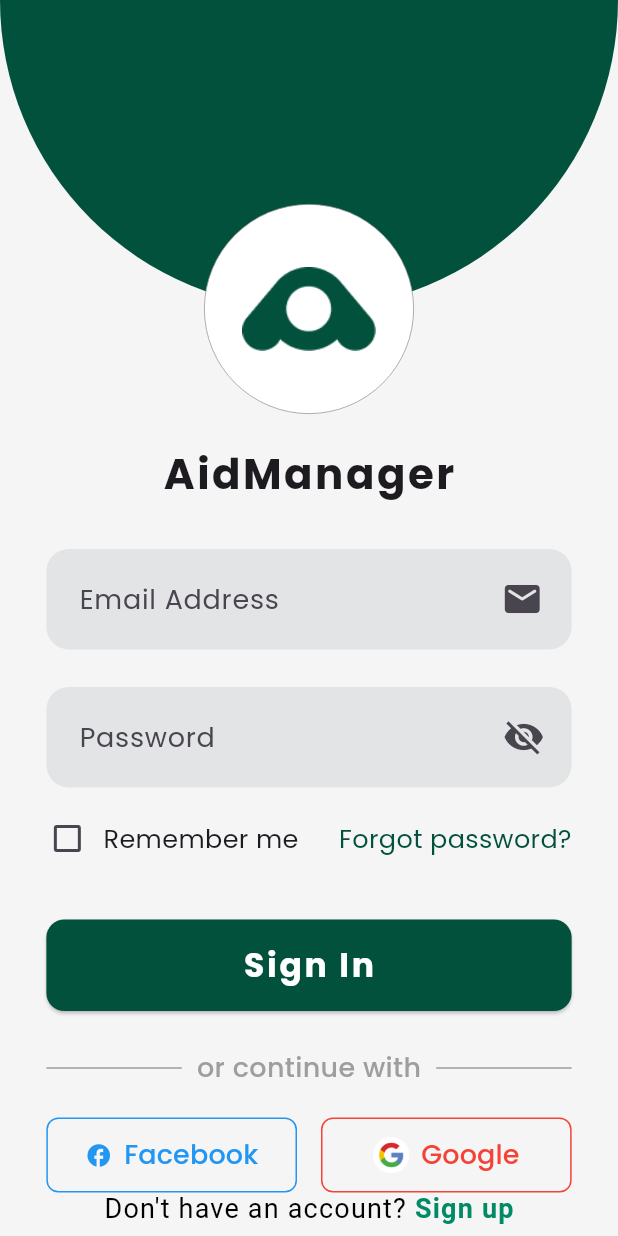
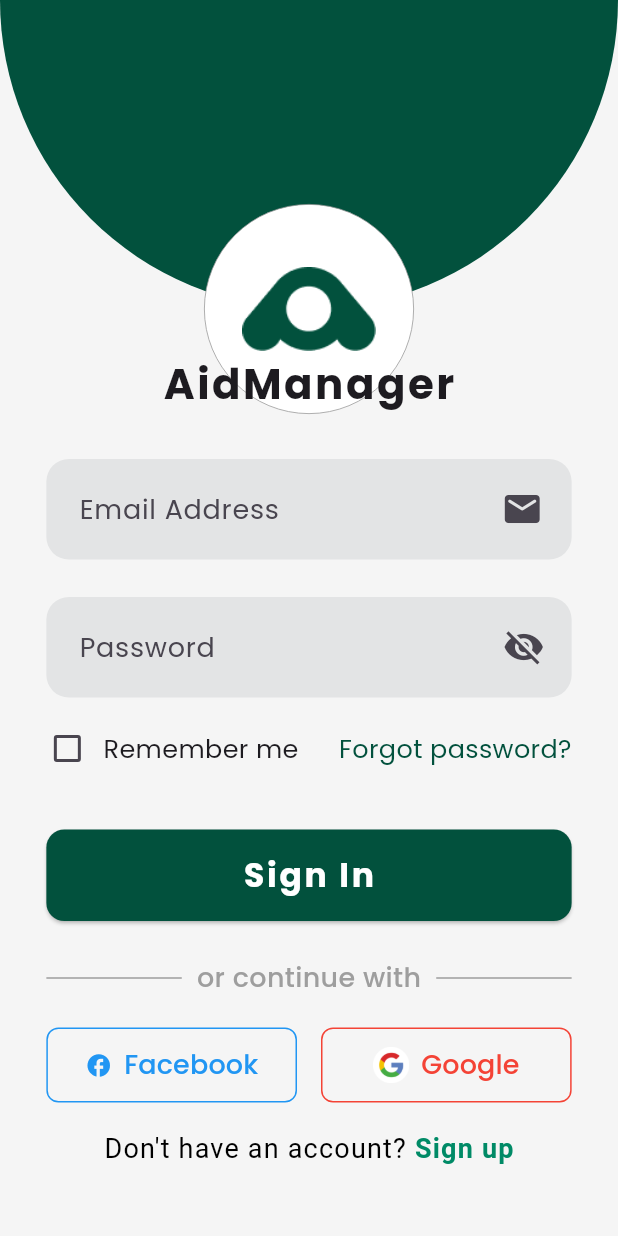
Before and after one commit to disenio-de-experimentos-4446/Aid-Manager-Mobile-App, a Flutter app: the screen it shows after launch, on a phone screen of 412 x 824 dp. Run offline on Flutter 3.47's test engine with Material 3 defaults, Android fonts, the light colour scheme and no system bars; our stand-ins replace go_router, google_fonts.

Commit message:
fix: Update login screen design and functionality

```diff
--- a/lib/features/auth/presentation/screens/login_screen.dart
+++ b/lib/features/auth/presentation/screens/login_screen.dart
@@ -1,12 +1,12 @@
+import 'package:flutter/gestures.dart';
+import 'package:flutter/material.dart';
+import 'package:go_router/go_router.dart';
 import 'package:aidmanager_mobile/config/theme/app_theme.dart';
 import 'package:aidmanager_mobile/features/auth/presentation/widgets/login/checkbox_remember.dart';
 import 'package:aidmanager_mobile/features/auth/presentation/widgets/login/email_field.dart';
 import 'package:aidmanager_mobile/features/auth/presentation/widgets/login/login_banner.dart';
 import 'package:aidmanager_mobile/features/auth/presentation/widgets/login/password_field.dart';
 import 'package:aidmanager_mobile/features/auth/presentation/widgets/text_divider.dart';
-import 'package:flutter/gestures.dart';
-import 'package:flutter/material.dart';
-import 'package:go_router/go_router.dart';
 
 class LoginScreen extends StatelessWidget {
   static const String name = "login_screen";
@@ -25,17 +25,17 @@
     return GestureDetector(
       onTap: () => FocusManager.instance.primaryFocus?.unfocus(),
       child: Scaffold(
-        resizeToAvoidBottomInset: false,
-        backgroundColor: CustomColors.lightGrey, // Usando el color lightGreen
-        body: Column(
+        backgroundColor: CustomColors.lightGrey,
+        body: SingleChildScrollView(
+          child: Column(
             children: [
               LoginBanner(
                 containerHeight: containerHeight,
                 deviceWidth: deviceWidth,
-                logoImage: logo),
-            const SizedBox(height: 90),
-            Expanded(
-              child: SizedBox(
+                logoImage: logo,
+              ),
+              const SizedBox(height: 30),
+              SizedBox(
                 width: deviceWidth * 0.85,
                 child: Column(
                   mainAxisAlignment: MainAxisAlignment.center,
@@ -70,8 +70,7 @@
                         context.push('/home');
                       },
                       style: ElevatedButton.styleFrom(
-                        backgroundColor:
-                            CustomColors.darkGreen, // Color de fondo
+                        backgroundColor: CustomColors.darkGreen,
                         padding: const EdgeInsets.symmetric(vertical: 15),
                         minimumSize: const Size(double.infinity, 0),
                         shape: RoundedRectangleBorder(
@@ -84,7 +83,8 @@
                           fontSize: 22.0,
                           color: Colors.white,
                           fontWeight: FontWeight.bold,
-                            letterSpacing: 1.8),
+                          letterSpacing: 1.8,
+                        ),
                       ),
                     ),
                     const SizedBox(height: 25),
@@ -94,15 +94,11 @@
                       children: [
                         Expanded(
                           child: OutlinedButton.icon(
-                            onPressed: () {
-                              // Acción a realizar cuando se presiona el botón de Facebook
-                            },
-                            icon:
-                                const Icon(Icons.facebook, color: Colors.blue),
+                            onPressed: () {},
+                            icon: const Icon(Icons.facebook, color: Colors.blue),
                             label: const Text(
                               'Facebook',
-                              style:
-                                  TextStyle(color: Colors.blue, fontSize: 18),
+                              style: TextStyle(color: Colors.blue, fontSize: 18),
                             ),
                             style: OutlinedButton.styleFrom(
                               side: const BorderSide(color: Colors.blue),
@@ -110,21 +106,18 @@
                                 borderRadius: BorderRadius.circular(8.0),
                               ),
                               padding: const EdgeInsets.symmetric(
-                                  vertical: 12.0, horizontal: 16.0),
+                                vertical: 12.0, horizontal: 16.0,
                               ),
                             ),
                           ),
-                        const SizedBox(
-                            width: 16.0), // Espaciado entre los botones
+                        ),
+                        const SizedBox(width: 16.0),
                         Expanded(
                           child: OutlinedButton.icon(
-                            onPressed: () {
-                              // Acción a realizar cuando se presiona el botón de Google
-                            },
+                            onPressed: () {},
                             icon: Image.asset(
-                              'assets/images/google-icon.webp', // Ruta de la imagen del logo de Google
-                              height:
-                                  24.0, // Ajusta el tamaño según sea necesario
+                              'assets/images/google-icon.webp',
+                              height: 24.0,
                             ),
                             label: const Text(
                               'Google',
@@ -136,22 +129,20 @@
                                 borderRadius: BorderRadius.circular(8.0),
                               ),
                               padding: const EdgeInsets.symmetric(
-                                  vertical: 12.0, horizontal: 16.0),
+                                vertical: 12.0, horizontal: 16.0,
+                              ),
                             ),
                           ),
                         ),
                       ],
                     ),
-                    Expanded(
-                      child: Container(color: Colors.transparent),
-                    ),
+                    const SizedBox(height: 20),
                     const _NotAccountText(),
-                    const SizedBox(height: 15)
                   ],
                 ),
               ),
+            ],
           ),
-          ],
         ),
       ),
     );
```
Lines whose indentation alone changed are shown as unchanged.
